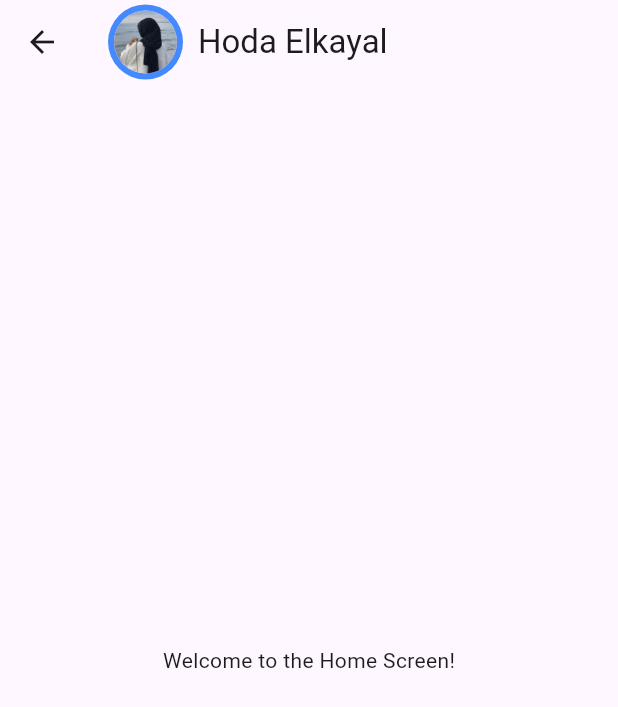
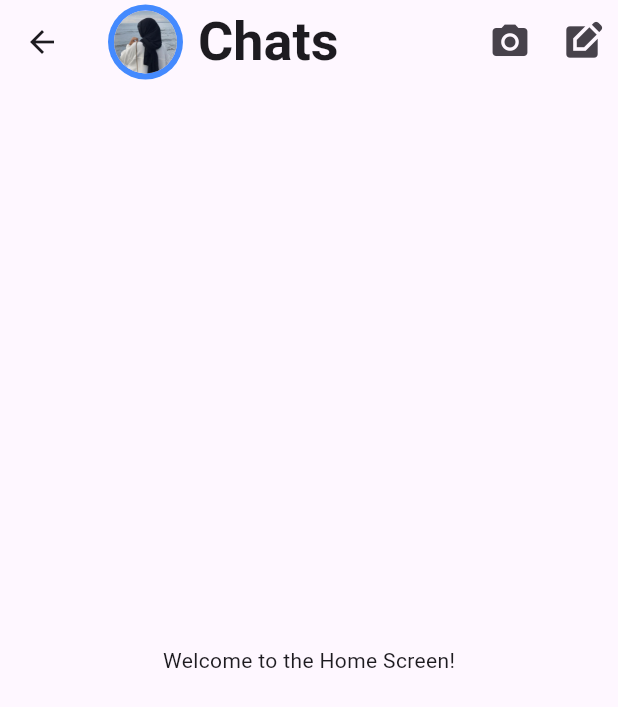
Before and after one commit to helkayal/Easylearn-Task8-Chat-App, a Flutter app: the HomeScreen screen opened directly, on a phone screen of 412 x 824 dp. Shown: the top 707 px of the screen. Run offline on Flutter 3.47's test engine with Material 3 defaults, Android fonts, the phone set to English and light mode, and no system bars.

Commit message:
complete home screen appBar

```diff
--- a/lib/features/home/presentation/screens/home_screen.dart
+++ b/lib/features/home/presentation/screens/home_screen.dart
@@ -1,5 +1,6 @@
 import 'package:flutter/material.dart';
 import 'package:task8_chat_app/core/theme/app_colors.dart';
+import 'package:task8_chat_app/core/utils/app_strings.dart';
 import 'package:task8_chat_app/features/home/presentation/views/home_screen_body.dart';
 
 class HomeScreen extends StatelessWidget {
@@ -21,9 +22,30 @@ class HomeScreen extends StatelessWidget {
                 backgroundImage: AssetImage("assets/images/profile.png"),
               ),
             ),
-            const Text('Hoda Elkayal'),
+            const Text(
+              AppStrings.chats,
+              style: TextStyle(fontSize: 36, fontWeight: FontWeight.bold),
+            ),
           ],
         ),
+        actions: [
+          IconButton(
+            onPressed: () {},
+            icon: const Icon(
+              Icons.camera_alt,
+              size: 28,
+              color: AppColors.darkGreyColor,
+            ),
+          ),
+          IconButton(
+            onPressed: () {},
+            icon: const Icon(
+              Icons.edit_square,
+              size: 28,
+              color: AppColors.darkGreyColor,
+            ),
+          ),
+        ],
       ),
       body: const HomeScreenBody(),
     );
```
